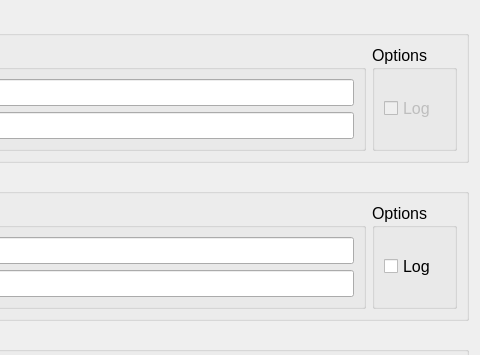
Above: Software/ControlSystem/qt/designer/PlotSettingsDialog.ui from DanielWinklehner/Ion-Source-Control-System before the change; both pictures show x 213 to 693 and y 0 to 355 of the 693 by 523 pixel window. Below: the same form after it.
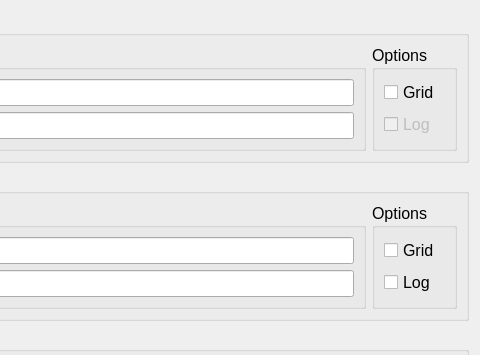
That is the form after the change.

Patch:
```diff
--- a/Software/ControlSystem/qt/designer/PlotSettingsDialog.ui
+++ b/Software/ControlSystem/qt/designer/PlotSettingsDialog.ui
@@ -75,7 +75,7 @@
          <string>Options</string>
         </property>
         <layout class="QGridLayout" name="gridLayout_2">
-         <item row="0" column="0">
+         <item row="1" column="0">
           <widget class="QCheckBox" name="chkXLog">
            <property name="enabled">
             <bool>false</bool>
@@ -85,6 +85,13 @@
            </property>
           </widget>
          </item>
+         <item row="0" column="0">
+          <widget class="QCheckBox" name="chkXGrid">
+           <property name="text">
+            <string>Grid</string>
+           </property>
+          </widget>
+         </item>
         </layout>
        </widget>
       </item>
@@ -146,13 +153,20 @@
          <string>Options</string>
         </property>
         <layout class="QGridLayout" name="gridLayout_4">
-         <item row="0" column="0">
+         <item row="1" column="0">
           <widget class="QCheckBox" name="chkYLog">
            <property name="text">
             <string>Log</string>
            </property>
           </widget>
          </item>
+         <item row="0" column="0">
+          <widget class="QCheckBox" name="chkYGrid">
+           <property name="text">
+            <string>Grid</string>
+           </property>
+          </widget>
+         </item>
         </layout>
        </widget>
       </item>
```
